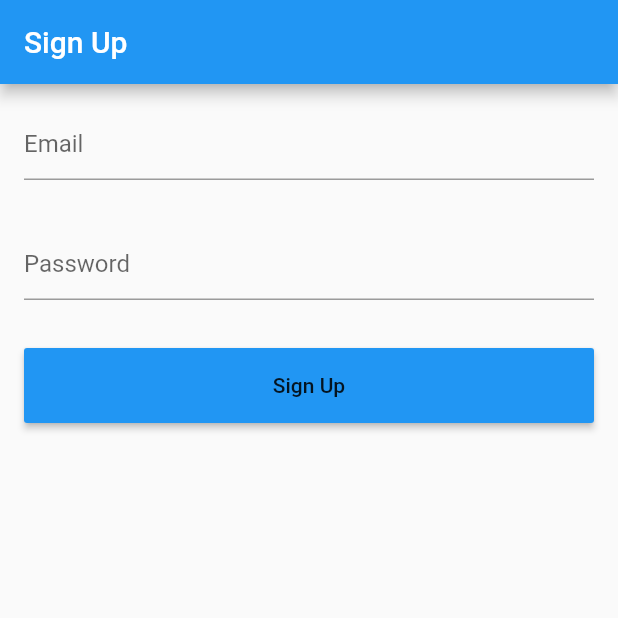
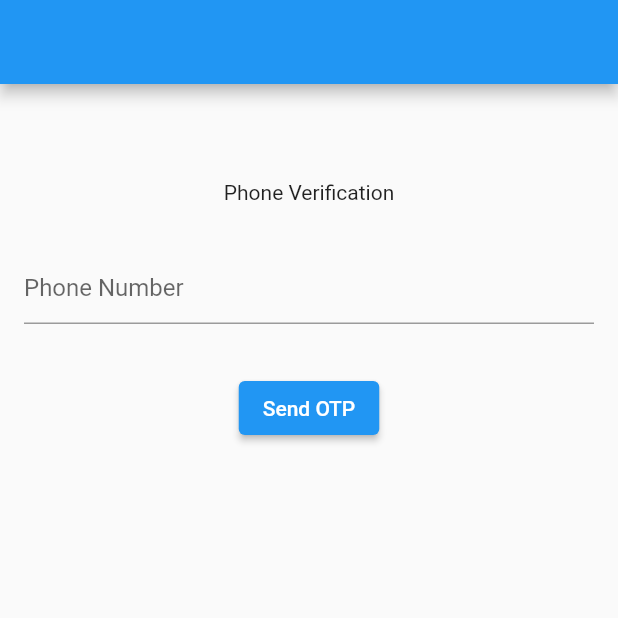
Before and after one commit to siddharth4u/firebase_demo, a Flutter app: the screen it shows after launch, on a phone screen of 412 x 824 dp, the top half of it. Run offline on Flutter 3.47's test engine with Material 2 defaults, Android fonts, the phone set to English and light mode, and no system bars; our stand-ins replace cloud_firestore, file_picker, firebase_auth, firebase_core, firebase_storage, image_picker; accounts and stored records are empty.

Commit message:
Phone Auth

```diff
--- a/lib/main.dart
+++ b/lib/main.dart
@@ -10,6 +10,7 @@ import 'emailAuth/dashbaord.dart';
 import 'emailAuth/sign_in_with_email_validation.dart';
 import 'get_profile.dart';
 import 'image_upload.dart';
+import 'phoneAuth/phone_authentication.dart';
 import 'read_data.dart';
 import 'read_stream.dart';
 import 'show_profile.dart';
@@ -32,7 +33,7 @@ class MyApp extends StatelessWidget {
     return MaterialApp(
       debugShowCheckedModeBanner: false,
     //  home: isUserLogedIn() ? Dashbaord() : SignIn(),
-    home: SignInWithEmailValidation(),
+    home: PhoneAuthentication(),
     );
   }
 
--- /dev/null
+++ b/lib/phoneAuth/phone_authentication.dart
@@ -0,0 +1,200 @@
+import 'package:flutter/material.dart';
+import 'package:firebase_auth/firebase_auth.dart';
+
+class PhoneAuthentication extends StatefulWidget {
+  @override
+  _PhoneAuthenticationState createState() => _PhoneAuthenticationState();
+}
+
+class _PhoneAuthenticationState extends State<PhoneAuthentication> {
+  //
+  bool codeSend = false;
+  FirebaseAuth firebaseAuth = FirebaseAuth.instance;
+  TextEditingController phoneController = TextEditingController();
+  TextEditingController otpController = TextEditingController();
+  String? verificationId;
+  String errorMessage = '';
+
+  //
+  @override
+  void initState() {
+    super.initState();
+  }
+
+  //
+  @override
+  void dispose() {
+    super.dispose();
+    phoneController.dispose();
+    otpController.dispose();
+  }
+
+  //
+  @override
+  Widget build(BuildContext context) {
+    return Scaffold(
+      appBar: AppBar(),
+      body: ListView(
+        padding: EdgeInsets.all(16),
+        children: [
+          //
+          Text('$errorMessage'),
+
+          //
+          SizedBox(height: 32),
+
+          //
+          codeSend ? otpVerificationScreen() : phoneVerificationScreen(),
+        ],
+      ),
+    );
+  }
+
+  Widget phoneVerificationScreen() {
+    return Column(
+      mainAxisAlignment: MainAxisAlignment.center,
+      crossAxisAlignment: CrossAxisAlignment.center,
+      children: [
+        //
+        Text('Phone Verification'),
+
+        SizedBox(height: 32),
+
+        //
+        TextField(
+          controller: phoneController,
+          keyboardType: TextInputType.number,
+          decoration: InputDecoration(hintText: 'Phone Number'),
+        ),
+
+        SizedBox(height: 32),
+
+        //
+        ElevatedButton(
+          child: Text('Send OTP'),
+          onPressed: () {
+            //
+            autoPhoneVerification();
+          },
+        ),
+      ],
+    );
+  }
+
+  //
+  Widget otpVerificationScreen() {
+    return Column(
+      mainAxisAlignment: MainAxisAlignment.center,
+      crossAxisAlignment: CrossAxisAlignment.center,
+      children: [
+        //
+        Text('OPT Verification'),
+
+        SizedBox(height: 32),
+
+        //
+        TextField(
+          controller: otpController,
+          keyboardType: TextInputType.number,
+          decoration: InputDecoration(hintText: 'OTP'),
+        ),
+
+        SizedBox(height: 32),
+
+        //
+        ElevatedButton(
+          child: Text('Verify OTP'),
+          onPressed: () {
+            //
+            manualPhoneVerification();
+          },
+        ),
+      ],
+    );
+  }
+
+  //
+  Future<void> autoPhoneVerification() async {
+    try {
+      firebaseAuth.verifyPhoneNumber(
+        timeout: Duration(seconds: 120),
+        phoneNumber: phoneController.text,
+
+        //
+        verificationCompleted: (PhoneAuthCredential phoneAuthCredential) async {
+          print('Doning automatic verification...');
+
+          // write smsCode in otp text field
+          otpController.text = phoneAuthCredential.smsCode!;
+
+          // Create user in fireabase
+          UserCredential userCredential =
+              await firebaseAuth.signInWithCredential(phoneAuthCredential);
+
+          User? user = userCredential.user;
+
+          if (user != null) {
+            // done
+            print('User Created');
+          } else {
+            setState(() {
+              errorMessage = 'Unable to Create User';
+            });
+          }
+        },
+
+        //
+        verificationFailed: (FirebaseAuthException error) {
+          setState(() {
+            errorMessage = 'Phone Verification Falied';
+          });
+        },
+
+        //
+        codeSent: (String verificationId, int? foreceReSend) {
+          this.verificationId = verificationId;
+          setState(() {
+            codeSend = true;
+          });
+        },
+
+        //
+        codeAutoRetrievalTimeout: (String verificationId) {
+          //
+        },
+      );
+    } on FirebaseAuthException catch (error) {
+      setState(() {
+        errorMessage = '${error.message}';
+      });
+    }
+  }
+
+  //
+  Future<void> manualPhoneVerification() async {
+    try {
+      PhoneAuthCredential phoneAuthCredential = PhoneAuthProvider.credential(
+        verificationId: verificationId!,
+        smsCode: otpController.text,
+      );
+
+      UserCredential userCredential =
+          await firebaseAuth.signInWithCredential(phoneAuthCredential);
+
+      User? user = userCredential.user;
+
+      if (user != null) {
+        // done
+        print('User Created');
+      } else {
+        setState(() {
+          errorMessage = 'Unable to Create User';
+        });
+      }
+    } on FirebaseAuthException catch (error) {
+      setState(() {
+        errorMessage = '${error.message}';
+      });
+    }
+  }
+}
```
Also changed, not shown: lib/phoneAuth/user_dashboard.dart (added, +13 -0 lines), 1 other file.
